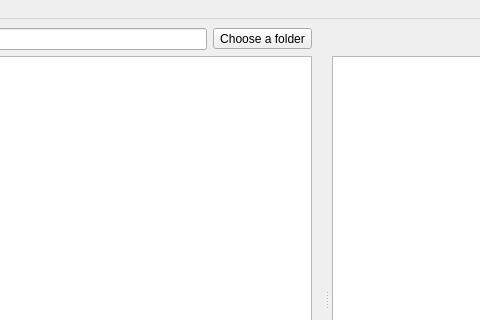
This is src/mainwindow.ui in Ptr314/dsk_commander as Qt 5 draws it before an edit; both pictures show x 88 to 568 and y 0 to 320 of the 800 by 600 pixel window. The edited form follows.
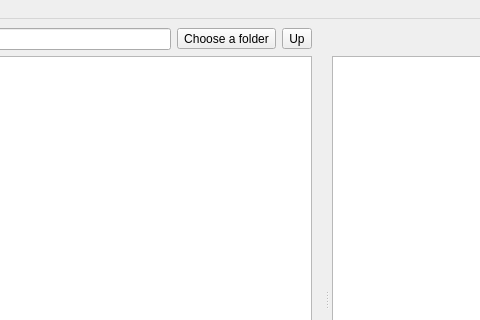
This is the edited form. Icons and pictures are not drawn.

What changed in the file:
```diff
--- a/src/mainwindow.ui
+++ b/src/mainwindow.ui
@@ -56,6 +56,23 @@
             </property>
            </widget>
           </item>
+          <item>
+           <widget class="QToolButton" name="toolButton_2">
+            <property name="text">
+             <string>Up</string>
+            </property>
+            <property name="icon">
+             <iconset resource="resources.qrc">
+              <normaloff>:/icons/up</normaloff>:/icons/up</iconset>
+            </property>
+            <property name="iconSize">
+             <size>
+              <width>32</width>
+              <height>32</height>
+             </size>
+            </property>
+           </widget>
+          </item>
          </layout>
         </item>
         <item>
```
Left out of the diff: 26 changed lines with no effect on the pictures.
